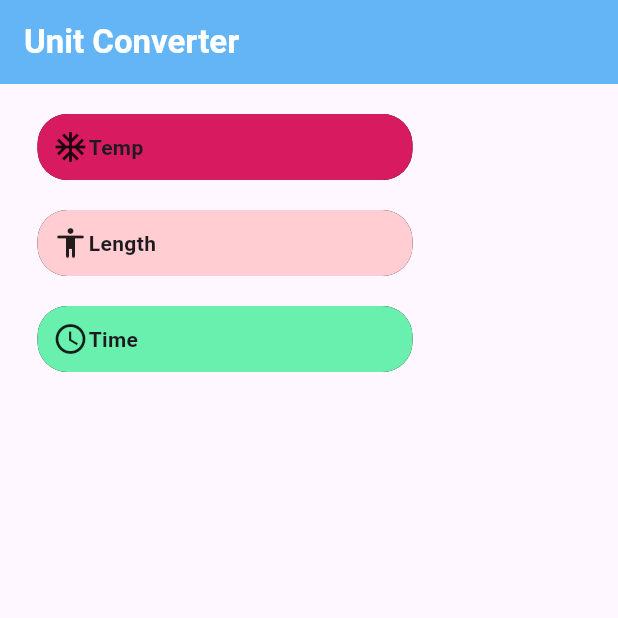
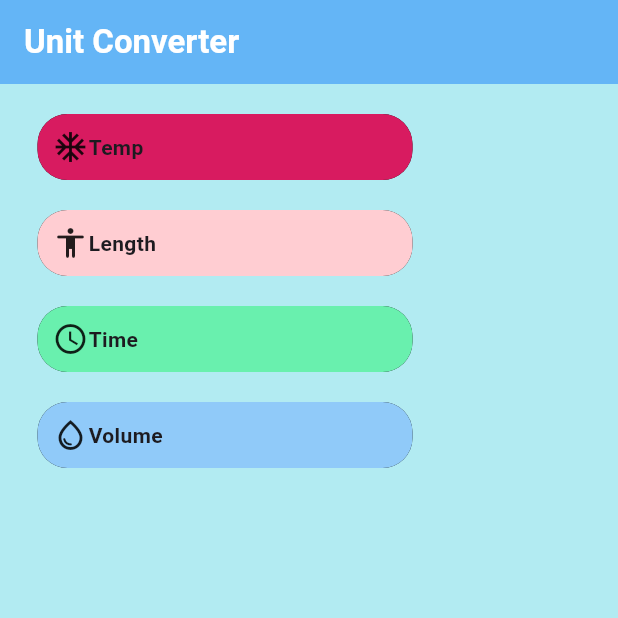
Before and after one commit to GrinddMaster/FlutterTest, a Flutter app: the screen it shows after launch, on a phone screen of 412 x 824 dp, the top half of it. Run offline on Flutter 3.47's test engine with Material 3 defaults, Android fonts, the light colour scheme and no system bars.

Commit message:
Volume Calculation added.

```diff
--- a/lib/Data/temp_calculations.dart
+++ b/lib/Data/temp_calculations.dart
@@ -22,8 +22,7 @@ if(inputTextField.isEmpty)
   } else if (input == "Fahrenheit" && output == "Kelvin") {
     outputValue = fTok(inputValue);
   } else if (input == "Kelvin" && output == "Fahrenheit") {
-    outputValue = kTof(inputValue);
-  } else {
+    outputValue = kTof(inputValue); } else {
     return "Invalid conversion";
   }
 
--- a/lib/custom_list.dart
+++ b/lib/custom_list.dart
@@ -44,8 +44,8 @@ class CustomList extends StatelessWidget
   @override
   Widget build(BuildContext context) {
 
-  final List<String> convList = ['Temp','Length','Time'];
-   final List<IconData> iconList = [Icons.ac_unit_outlined,Icons.accessibility_rounded,Icons.access_time_outlined];
+  final List<String> convList = ['Temp','Length','Time','Volume'];
+   final List<IconData> iconList = [Icons.ac_unit_outlined,Icons.accessibility_rounded,Icons.access_time_outlined,Icons.water_drop_outlined];
     return
         SizedBox(
           height: 500,
@@ -63,6 +63,7 @@ class CustomList extends StatelessWidget
                             itemMaker(convList[index],iconList[index],Colors.pink[600]!,context,"temp"),
                             itemMaker(convList[index+1],iconList[index+1],Colors.red[100]!,context,"length"),
                             itemMaker(convList[index+2],iconList[index+2],Colors.greenAccent,context,'time'),
+                            itemMaker(convList[index+3],iconList[index+3],Colors.blue[200]!,context,'volume')
                           ],
                         );
                       }
--- a/lib/list_items.dart
+++ b/lib/list_items.dart
@@ -1,4 +1,5 @@
 import 'package:flutter/material.dart';
+import 'package:workpls/Data/volume_calculation.dart';
 import 'unit_calc.dart';
 import 'Data/temp_calculations.dart';
 import 'package:workpls/Data/distance_calculations.dart';
@@ -10,22 +11,22 @@ String timeChosen = "Min";
 String outputTime = "Min";
 String lengthChosen = "m";
 String outputLength = "m";
+String volumeChosen = "cm\u00B3";
+String outputVolume = "cm\u00B3";
 
 void textFieldChanger(String type,String currentItem,String currentItemOut)
 {
-  if(type == "temp" )
-  {
+  if(type == "temp" ) {
     outputTextField = tempPicker(currentItem,currentItemOut,userInput.text);
     updateOutput();
-  }
-  else if(type == "time")
-  {
+  } else if(type == "time"){
     outputTextField = timePicker(currentItem, currentItemOut,userInput.text);
     updateOutput();
-  }
-  else if (type == "length")
-  {
+  } else if (type == "length") {
     outputTextField = distPicker(currentItem, currentItemOut,userInput.text);
+    updateOutput();
+  } else if (type == "volume") {
+    outputTextField = volumePicker(currentItem, currentItemOut, userInput.text);
     updateOutput();
   }
 }
@@ -85,6 +86,7 @@ String inputConv(String type)
     case 'temp':return tempChosen;
     case 'length':return lengthChosen;
     case 'time':return timeChosen;
+    case 'volume':return volumeChosen;
     default:return "";
   }
 }
@@ -95,6 +97,7 @@ switch(type)
     case 'temp':return outputTemp;
     case 'length':return outputLength;
     case 'time':return outputTime;
+  case 'volume':return outputVolume;
     default:return "";
   }
 }
@@ -106,6 +109,7 @@ List<String> visibleList(String type)
     case 'temp':return tempConvList;
     case 'length':return lengthList;
     case 'time':return timeList;
+    case 'volume':return volumeList;
     default:return empty;
   }
 }
--- a/lib/main.dart
+++ b/lib/main.dart
@@ -7,6 +7,7 @@ void main() {
   runApp(MaterialApp(
     debugShowCheckedModeBanner: false,
     home: Scaffold(
+      backgroundColor: Colors.cyan[100],
       appBar: AppBar(
         backgroundColor: Colors.blue[300],
         title: const Text('Unit Converter',style: TextStyle(
--- a/lib/unit_calc.dart
+++ b/lib/unit_calc.dart
@@ -6,6 +6,8 @@ List<String>currentList = [];
 List<String> tempConvList = ["Celsius","Kelvin","Fahrenheit"];
 List<String> lengthList = ["m","cm","mm","km"];
 List<String> timeList = ["Min","Hrs","Sec"];
+List<String> volumeList = ["cm\u00B3","m\u00B3","Liter","milliliter"];
+
 String outputTextField = " ";
 String currentItem = "";
 String currentItemOut = "";
@@ -13,6 +15,7 @@ String typeGetter = "";
 
  final TextEditingController textOutput = TextEditingController();
 final TextEditingController userInput = TextEditingController();
+
 TextField inputValue()
 {
   return TextField(
@@ -72,6 +75,7 @@ void initState() {
     typeGetter = widget.type;
     return MaterialApp(
       home: Scaffold(
+        backgroundColor: Colors.cyan[100],
         appBar: AppBar(
           title:const Text('Convert',style: TextStyle(fontWeight: FontWeight.bold,color: Colors.white)
             ,) ,
```
Also changed, not shown: lib/Data/volume_calculation.dart (added, +66 -0 lines).
